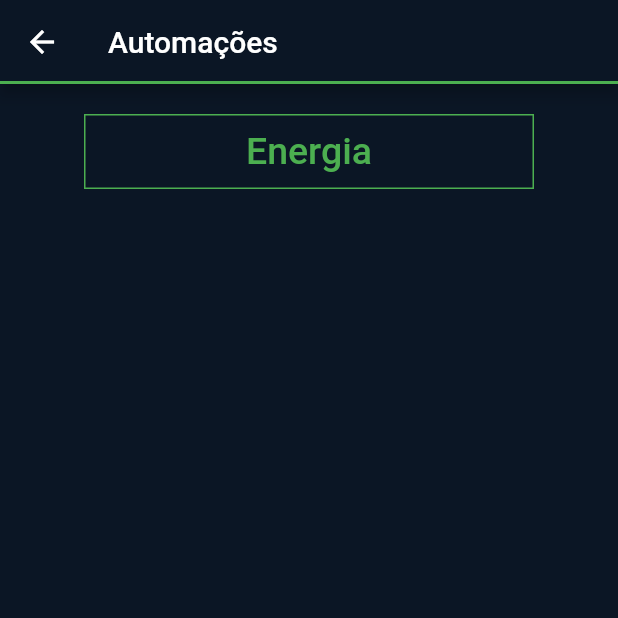
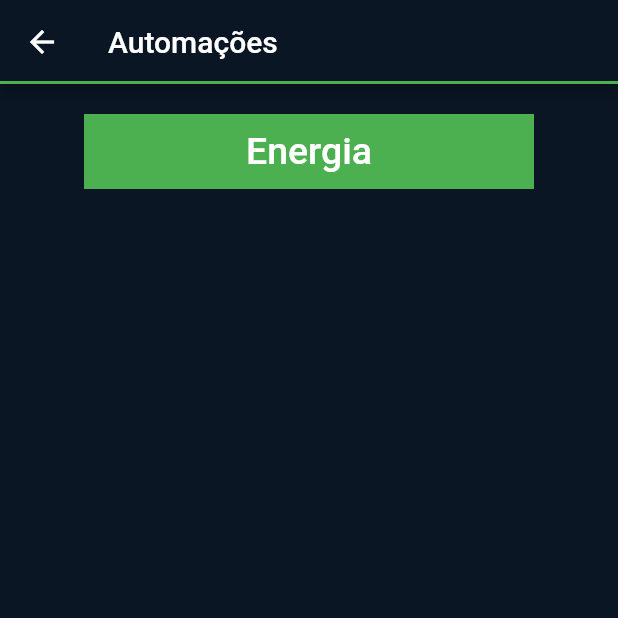
Before and after one commit to subaru3rem/Icaros, a Flutter app: the Automacoes screen opened directly, on a phone screen of 412 x 824 dp, the top half of it. Run offline on Flutter 3.47's test engine with Material 2 defaults, Android fonts, the phone set to English and light mode, and no system bars; our stand-ins replace file_picker, shared_preferences; accounts and stored records are empty; network calls fail.

Commit message:
cor do botão e da fonte alterados

```diff
--- a/app/lib/screens/automacoes.dart
+++ b/app/lib/screens/automacoes.dart
@@ -29,12 +29,12 @@ class _Automacoes extends State<Automacoes>{
         margin: const EdgeInsets.all(20),
         width: 300.0,
         height: 50.0,
-        decoration: BoxDecoration(border: Border.all(color: custom_colors.secundary_color)),
+        decoration: BoxDecoration(color: custom_colors.secundary_color),
         child: TextButton(
           onPressed: energia,
           child:const Text(
                 'Energia',
-                style: TextStyle(fontSize: 25, color: custom_colors.secundary_color),
+                style: TextStyle(fontSize: 25, color: Colors.white),
               )
           ),
         ),
```
